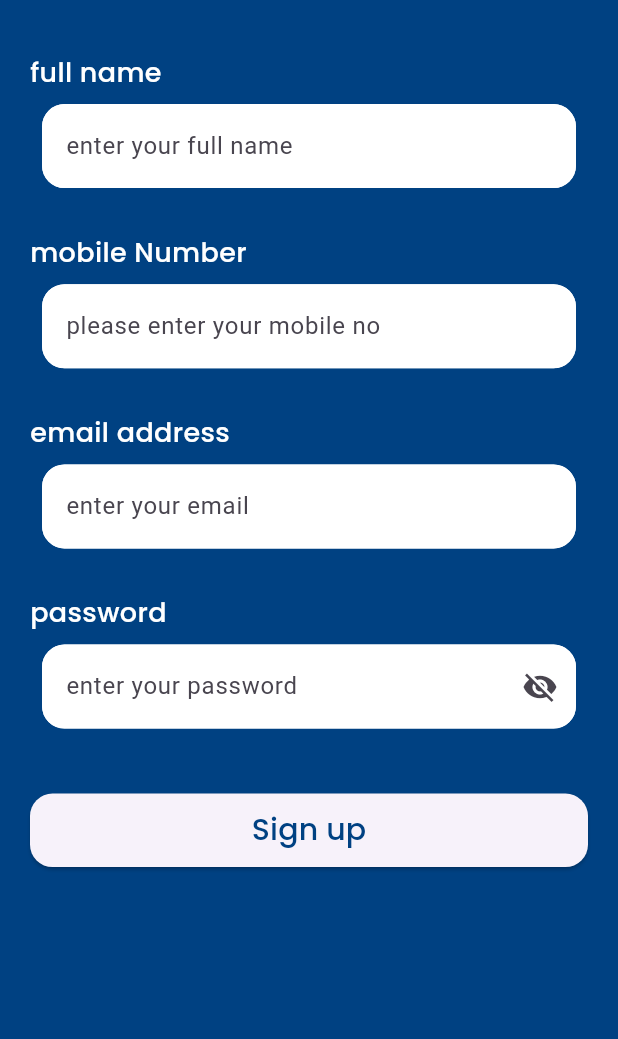
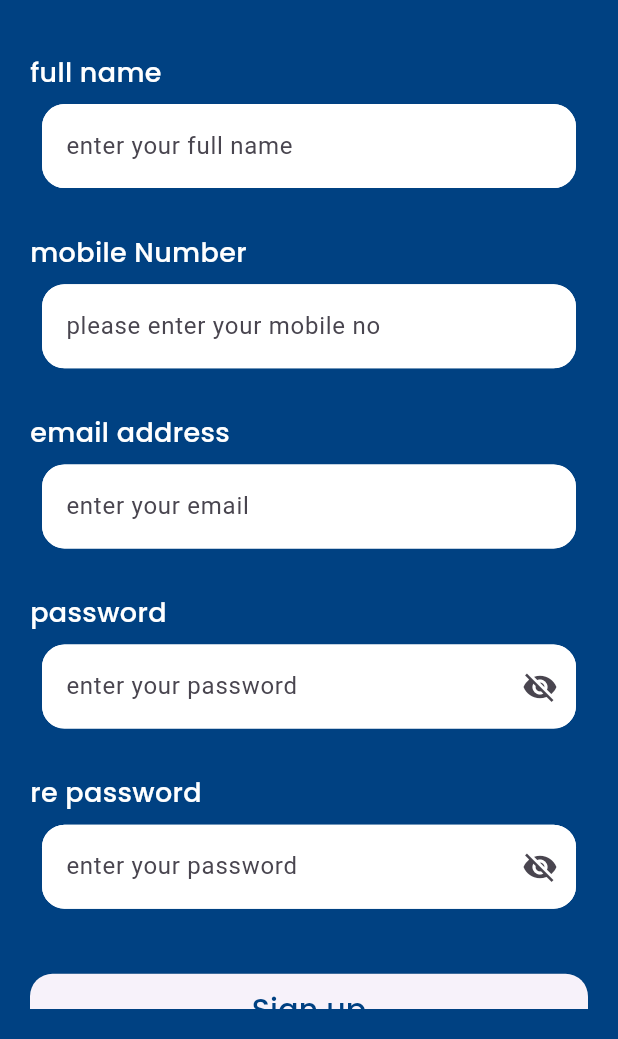
Before and after one commit to husseiiin258/e-commerce, a Flutter app: the SignUpScreen screen opened directly, on a phone screen of 412 x 824 dp, the part 197-1236 px from its top. Run offline on Flutter 3.47's test engine with Material 3 defaults, Android fonts, the phone set to English and light mode, and no system bars; our stand-ins replace connectivity_plus, dartz, dio, flutter_bloc, flutter_screenutil, get_it and 3 more; missing offline and left inert: dart:ffi.

```diff
--- a/lib/core/resources/constants_manager.dart
+++ b/lib/core/resources/constants_manager.dart
@@ -8,6 +8,7 @@ class ConstantsManager{
   static const String loginWelcomeWord = "welcome back to our app" ;
   static const String signInWord = "please sign in with your mail" ;
   static const String password = "password" ;
+  static const String rePassword = "re password" ;
   static const String emailAddress = "email address" ;
   static const String labelEmailAddress = "enter your email " ;
   static const String labelPassword = "enter your password" ;
--- a/lib/core/routes_manager/route_generator.dart
+++ b/lib/core/routes_manager/route_generator.dart
@@ -1,6 +1,6 @@
 import 'package:e_commerce/core/routes_manager/routes.dart';
-import 'package:e_commerce/featuers/authentication_screens/sign_in/sign_in_screen.dart';
-import 'package:e_commerce/featuers/splash/splash_screen.dart';
+import 'package:e_commerce/features/authentication_screens/sign_in/sign_in_screen.dart';
+import 'package:e_commerce/features/splash/splash_screen.dart';
 import 'package:flutter/material.dart';
 
 class RouteGenerator{
--- a/lib/domain/repository/auth_repository_impl.dart
+++ b/lib/data/repository/auth_repository_impl.dart
@@ -3,6 +3,9 @@ import 'package:e_commerce/data/data_sources/remote_data_sources/auth_remote_dat
 import 'package:e_commerce/domain/entities/RegisterResponseEntity.dart';
 import 'package:e_commerce/domain/failures.dart';
 import 'package:e_commerce/domain/repository/auth_repository.dart';
+import 'package:injectable/injectable.dart';
+
+ @Injectable(as: AuthRepository)
 
 class AuthRepositoryImpl implements AuthRepository{
   AuthRemoteDataSource authRemoteDataSource;
--- a/lib/domain/use_cases/register_use_case.dart
+++ b/lib/domain/use_cases/register_use_case.dart
@@ -1,15 +1,18 @@
 import 'package:dartz/dartz.dart';
 import 'package:e_commerce/domain/repository/auth_repository.dart';
+import 'package:injectable/injectable.dart';
 
 import '../entities/RegisterResponseEntity.dart';
 import '../failures.dart';
 
-class RegisterUseCase{
+@injectable
+class RegisterUseCase {
   AuthRepository registerRepository;
   RegisterUseCase({required this.registerRepository});
 
-
-  Future<Either<Failures, RegisterResponseEntity>> invoke(String name , String email , String password , String rePassword , String phone){
-    return registerRepository.register(name, email, password, rePassword, phone);
+  Future<Either<Failures, RegisterResponseEntity>> invoke(String name,
+      String email, String password, String rePassword, String phone) {
+    return registerRepository.register(
+        name, email, password, rePassword, phone);
   }
 }
--- a/lib/featuers/authentication_screens/sign_up/sign_up_screen.dart
+++ /dev/null
@@ -1,133 +0,0 @@
-import 'package:flutter/material.dart';
-import 'package:flutter_screenutil/flutter_screenutil.dart';
-import 'package:google_fonts/google_fonts.dart';
-
-import '../../../core/resources/asstes_manager.dart';
-import '../../../core/resources/color_manager.dart';
-import '../../../core/resources/constants_manager.dart';
-import '../../../core/resources/font_manager.dart';
-import '../../../core/widget/main_text_field.dart';
-import '../../../core/widget/validators.dart';
-
-class SignUpScreen extends StatefulWidget {
-  const SignUpScreen({super.key});
-
-  @override
-  State<SignUpScreen> createState() => _SignUpScreenState();
-}
-
-class _SignUpScreenState extends State<SignUpScreen> {
-  TextEditingController emailController = TextEditingController();
-  TextEditingController fullNameController = TextEditingController();
-  TextEditingController phoneNumberController = TextEditingController();
-  TextEditingController passwordController = TextEditingController();
-  var formKey = GlobalKey<FormState>();
-  bool isPassword=true;
-
-  @override
-  Widget build(BuildContext context) {
-    return Scaffold(
-      backgroundColor: ColorManager.primary,
-      body: SafeArea(
-        child: Padding(
-          padding: EdgeInsets.all(20),
-          child: SingleChildScrollView(
-            child: Column(
-              crossAxisAlignment: CrossAxisAlignment.start,
-              children: [
-                SizedBox(height: 40.h),
-                Center(child: Image.asset(ImageAssets.routeLogo)),
-                SizedBox(height: 40.h),
-
-                Form(
-                    key: formKey,
-                    child: Column(
-                      crossAxisAlignment: CrossAxisAlignment.stretch,
-                      children: [
-                        Text("full name", style: GoogleFonts.poppins(
-                            fontSize: FontSize.s18,
-                            fontWeight: FontWeightManager.medium,
-                            color: ColorManager.whiteColor),),
-                        MainTextField(
-                          hint:"enter your full name",
-                          controller: fullNameController ,
-                          myValidator: AppValidators.validateFullName,
-                        ),
-                        SizedBox(height: 25.h),
-                        Text("mobile Number", style: GoogleFonts.poppins(
-                            fontSize: FontSize.s18,
-                            fontWeight: FontWeightManager.medium,
-                            color: ColorManager.whiteColor),),
-                        MainTextField(
-                          hint: "please enter your mobile no",
-                          controller: phoneNumberController ,
-                          myValidator: AppValidators.validatePhoneNumber,
-                        ),
-                        SizedBox(height: 25.h),
-                        Text(ConstantsManager.emailAddress, style: GoogleFonts.poppins(
-                            fontSize: FontSize.s18,
-                            fontWeight: FontWeightManager.medium,
-                            color: ColorManager.whiteColor),),
-                        MainTextField(
-                          hint: ConstantsManager.labelEmailAddress,
-                          controller: emailController ,
-                          myValidator: AppValidators.validateEmail,
-                        ),
-                        SizedBox(height: 25.h),
-                        Text(ConstantsManager.password, style: GoogleFonts.poppins(
-                            fontSize: FontSize.s18,
-                            fontWeight: FontWeightManager.medium,
-                            color: ColorManager.whiteColor),),
-                        MainTextField(
-                          secureText: isPassword,
-                          keyboardType: TextInputType.number,
-                          hint: ConstantsManager.labelPassword,
-                          controller: passwordController,
-                          myValidator: AppValidators.validatePassword,
-                          suffixIcon: IconButton(onPressed: (){
-                            isPassword=false;
-                            setState(() {
-
-                            });
-                          }, icon: Icon(Icons.visibility_off)),
-                        ),
-
-                        SizedBox(height: 40.h),
-                        ElevatedButton(
-
-                            style: ElevatedButton.styleFrom(
-
-                              padding: EdgeInsets.symmetric(vertical: 10),
-                              shape: RoundedRectangleBorder(
-                                  borderRadius: BorderRadius.circular(15)
-                              ),
-
-                            ),
-                            onPressed: () {
-                              login();
-                            },
-                            child: Text("Sign up" , style: GoogleFonts.poppins(
-                                color: ColorManager.primary,
-                                fontWeight: FontWeightManager.medium,
-                                fontSize: FontSize.s20
-                            ),)),
-
-                      ],
-                    )) ,
-
-
-
-
-
-              ],
-            ),
-          ),
-        ),
-      ),
-    );
-  }
-
-  void login() {
-    if (formKey.currentState?.validate() == true) {}
-  }
-}
--- a/lib/featuers/authentication_screens/sign_in/sign_in_screen.dart
+++ b/lib/features/authentication_screens/sign_in/sign_in_screen.dart
@@ -4,11 +4,13 @@ import 'package:e_commerce/core/resources/constants_manager.dart';
 import 'package:e_commerce/core/resources/font_manager.dart';
 import 'package:e_commerce/core/widget/main_text_field.dart';
 import 'package:e_commerce/core/widget/validators.dart';
-import 'package:e_commerce/featuers/authentication_screens/sign_up/sign_up_screen.dart';
+
 import 'package:e_commerce/main.dart';
 import 'package:flutter/material.dart';
 import 'package:flutter_screenutil/flutter_screenutil.dart';
 import 'package:google_fonts/google_fonts.dart';
+
+import '../sign_up/sign_up_screen.dart';
 
 typedef Validator = String? Function(String?);
 
--- /dev/null
+++ b/lib/features/authentication_screens/sign_up/cubit/sign_up_states.dart
@@ -0,0 +1,18 @@
+import 'package:e_commerce/domain/entities/RegisterResponseEntity.dart';
+import 'package:e_commerce/domain/failures.dart';
+
+abstract class RegisterStates {}
+
+class RegisterInitialState extends RegisterStates {}
+
+class RegisterLoadingState extends RegisterStates {}
+
+class RegisterErrorState extends RegisterStates {
+  Failures failures;
+  RegisterErrorState({required this.failures});
+}
+
+class RegisterSuccessState extends RegisterStates {
+  RegisterResponseEntity responseEntity;
+  RegisterSuccessState({required this.responseEntity}) ;
+}
--- /dev/null
+++ b/lib/features/authentication_screens/sign_up/cubit/sign_up_view_model.dart
@@ -0,0 +1,33 @@
+import 'package:e_commerce/domain/use_cases/register_use_case.dart';
+import 'package:e_commerce/features/authentication_screens/sign_up/cubit/sign_up_states.dart';
+import 'package:flutter/cupertino.dart';
+import 'package:flutter_bloc/flutter_bloc.dart';
+import 'package:injectable/injectable.dart';
+
+@injectable
+class RegisterScreenViewModel extends Cubit<RegisterStates> {
+  RegisterUseCase registerUseCase;
+  var nameController = TextEditingController();
+  var emailController = TextEditingController();
+  var passwordController = TextEditingController();
+  var rePasswordController = TextEditingController();
+  var phoneController = TextEditingController();
+  RegisterScreenViewModel({required this.registerUseCase})
+      : super(RegisterInitialState());
+
+  void register() async {
+    emit(RegisterLoadingState());
+    var either = await registerUseCase.invoke(
+        nameController.text,
+        emailController.text,
+        passwordController.text,
+        rePasswordController.text,
+        phoneController.text);
+    either.fold((l){
+      emit(RegisterErrorState(failures: l));
+    }, (response){
+      emit(RegisterSuccessState(responseEntity: response));
+
+    });
+  }
+}
--- /dev/null
+++ b/lib/features/authentication_screens/sign_up/sign_up_screen.dart
@@ -0,0 +1,176 @@
+import 'package:e_commerce/core/widget/dialoug_utils.dart';
+import 'package:e_commerce/di/di.dart';
+import 'package:e_commerce/features/authentication_screens/sign_up/cubit/sign_up_states.dart';
+import 'package:e_commerce/features/authentication_screens/sign_up/cubit/sign_up_view_model.dart';
+import 'package:flutter/material.dart';
+import 'package:flutter_bloc/flutter_bloc.dart';
+import 'package:flutter_screenutil/flutter_screenutil.dart';
+import 'package:google_fonts/google_fonts.dart';
+
+import '../../../core/resources/asstes_manager.dart';
+import '../../../core/resources/color_manager.dart';
+import '../../../core/resources/constants_manager.dart';
+import '../../../core/resources/font_manager.dart';
+import '../../../core/widget/main_text_field.dart';
+import '../../../core/widget/validators.dart';
+
+class SignUpScreen extends StatefulWidget {
+  const SignUpScreen({super.key});
+
+  @override
+  State<SignUpScreen> createState() => _SignUpScreenState();
+}
+
+class _SignUpScreenState extends State<SignUpScreen> {
+  var formKey = GlobalKey<FormState>();
+  bool isPassword = true;
+
+  RegisterScreenViewModel viewModel = getIt<RegisterScreenViewModel>();
+
+
+  @override
+  Widget build(BuildContext context) {
+    return BlocListener<RegisterScreenViewModel, RegisterStates>(
+      bloc: viewModel,
+      listener: (context, state) {
+        if (state is RegisterLoadingState) {
+          DialogUtils.showLoading(context, "Loading...");
+        } else if (state is RegisterErrorState) {
+          DialogUtils.hideDialog(context);
+          DialogUtils.showMessage(context, state.failures.errorMsg,
+              posActionName: "ok", title: "error");
+        } else if (state is RegisterSuccessState) {
+          DialogUtils.hideDialog(context);
+          DialogUtils.showMessage(context, "Register Successfully",
+              posActionName: "ok", title: "success");
+        }
+      },
+      child: Scaffold(
+        backgroundColor: ColorManager.primary,
+        body: SafeArea(
+          child: Padding(
+            padding: EdgeInsets.all(20),
+            child: SingleChildScrollView(
+              child: Column(
+                crossAxisAlignment: CrossAxisAlignment.start,
+                children: [
+                  SizedBox(height: 40.h),
+                  Center(child: Image.asset(ImageAssets.routeLogo)),
+                  SizedBox(height: 40.h),
+                  Form(
+                      key: formKey,
+                      child: Column(
+                        crossAxisAlignment: CrossAxisAlignment.stretch,
+                        children: [
+                          Text(
+                            "full name",
+                            style: GoogleFonts.poppins(
+                                fontSize: FontSize.s18,
+                                fontWeight: FontWeightManager.medium,
+                                color: ColorManager.whiteColor),
+                          ),
+                          MainTextField(
+                            hint: "enter your full name",
+                            controller: viewModel.nameController,
+                            myValidator: AppValidators.validateFullName,
+                          ),
+                          SizedBox(height: 25.h),
+                          Text(
+                            "mobile Number",
+                            style: GoogleFonts.poppins(
+                                fontSize: FontSize.s18,
+                                fontWeight: FontWeightManager.medium,
+                                color: ColorManager.whiteColor),
+                          ),
+                          MainTextField(
+                            hint: "please enter your mobile no",
+                            controller: viewModel.phoneController,
+                            myValidator: AppValidators.validatePhoneNumber,
+                          ),
+                          SizedBox(height: 25.h),
+                          Text(
+                            ConstantsManager.emailAddress,
+                            style: GoogleFonts.poppins(
+                                fontSize: FontSize.s18,
+                                fontWeight: FontWeightManager.medium,
+                                color: ColorManager.whiteColor),
+                          ),
+                          MainTextField(
+                            hint: ConstantsManager.labelEmailAddress,
+                            controller: viewModel.emailController,
+                            myValidator: AppValidators.validateEmail,
+                          ),
+                          SizedBox(height: 25.h),
+                          Text(
+                            ConstantsManager.password,
+                            style: GoogleFonts.poppins(
+                                fontSize: FontSize.s18,
+                                fontWeight: FontWeightManager.medium,
+                                color: ColorManager.whiteColor),
+                          ),
+                          MainTextField(
+                            secureText: isPassword,
+                            keyboardType: TextInputType.number,
+                            hint: ConstantsManager.labelPassword,
+                            controller: viewModel.passwordController,
+                            myValidator: AppValidators.validatePassword,
+                            suffixIcon: IconButton(
+                                onPressed: () {
+                                  isPassword = false;
+                                  setState(() {});
+                                },
+                                icon: Icon(Icons.visibility_off)),
+                          ),
+                          SizedBox(height: 25.h),
+                          Text(
+                            ConstantsManager.rePassword,
+                            style: GoogleFonts.poppins(
+                                fontSize: FontSize.s18,
+                                fontWeight: FontWeightManager.medium,
+                                color: ColorManager.whiteColor),
+                          ),
+                          MainTextField(
+                            secureText: isPassword,
+                            keyboardType: TextInputType.number,
+                            hint: ConstantsManager.labelPassword,
+                            controller: viewModel.rePasswordController,
+                            myValidator: AppValidators.validatePassword,
+                            suffixIcon: IconButton(
+                                onPressed: () {
+                                  isPassword = false;
+                                  setState(() {});
+                                },
+                                icon: Icon(Icons.visibility_off)),
+                          ),
+                          SizedBox(height: 40.h),
+                          ElevatedButton(
+                              style: ElevatedButton.styleFrom(
+                                padding: EdgeInsets.symmetric(vertical: 10),
+                                shape: RoundedRectangleBorder(
+                                    borderRadius: BorderRadius.circular(15)),
+                              ),
+                              onPressed: () {
+                                login();
+                              },
+                              child: Text(
+                                "Sign up",
+                                style: GoogleFonts.poppins(
+                                    color: ColorManager.primary,
+                                    fontWeight: FontWeightManager.medium,
+                                    fontSize: FontSize.s20),
+                              )),
+                        ],
+                      )),
+                ],
+              ),
+            ),
+          ),
+        ),
+      ),
+    );
+  }
+
+  void login() {
+    if (formKey.currentState?.validate() == true) {}
+  }
+}
--- a/lib/featuers/splash/splash_screen.dart
+++ b/lib/features/splash/splash_screen.dart
@@ -1,6 +1,6 @@
 import 'dart:async';
 
-import 'package:e_commerce/featuers/authentication_screens/sign_in/sign_in_screen.dart';
+import 'package:e_commerce/features/authentication_screens/sign_in/sign_in_screen.dart';
 
 import 'package:flutter/material.dart';
 
--- a/lib/main.dart
+++ b/lib/main.dart
@@ -1,9 +1,14 @@
 import 'package:e_commerce/core/routes_manager/route_generator.dart';
 import 'package:e_commerce/core/routes_manager/routes.dart';
 import 'package:flutter/material.dart';
+import 'package:flutter_bloc/flutter_bloc.dart';
 import 'package:flutter_screenutil/flutter_screenutil.dart';
 
+import 'di/di.dart';
+
 void main() {
+
+  configureDependencies();
   runApp(const MyApp());
 }
 
--- a/pubspec.yaml
+++ b/pubspec.yaml
@@ -39,6 +39,11 @@ dependencies:
   google_fonts: ^6.2.1
   dartz: ^0.10.1
   dio: ^5.7.0
+  connectivity_plus: ^6.1.0
+  flutter_bloc: ^8.1.6
+  injectable: ^2.5.0
+  get_it: ^8.0.0
+  injectable_generator: ^2.6.2
 
 
 dev_dependencies:
@@ -51,6 +56,7 @@ dev_dependencies:
   # package. See that file for information about deactivating specific lint
   # rules and activating additional ones.
   flutter_lints: ^5.0.0
+  build_runner: ^2.4.13
 
 # For information on the generic Dart part of this file, see the
 # following page: https://dart.dev/tools/pub/pubspec
```
Also changed, not shown: lib/core/widget/dialoug_utils.dart (added, +70 -0 lines), lib/data/api_manager.dart (+12 -6 lines), lib/data/data_sources/remote_data_sources/auth_remote_data_source_impl.dart (+30 -5 lines), lib/di/di.dart (added, +12 -0 lines), lib/di/di.config.dart (added), lib/featuers/authentication_screens/sign_up/cubit/sign_up_states.dart (deleted), lib/featuers/authentication_screens/sign_up/cubit/sign_up_view_model.dart (deleted), lib/features/authentication_screens/sign_in/cubit/sign_in_states.dart (added), lib/features/authentication_screens/sign_in/cubit/sign_in_view_model.dart (added), pubspec.lock, 3 other files.
